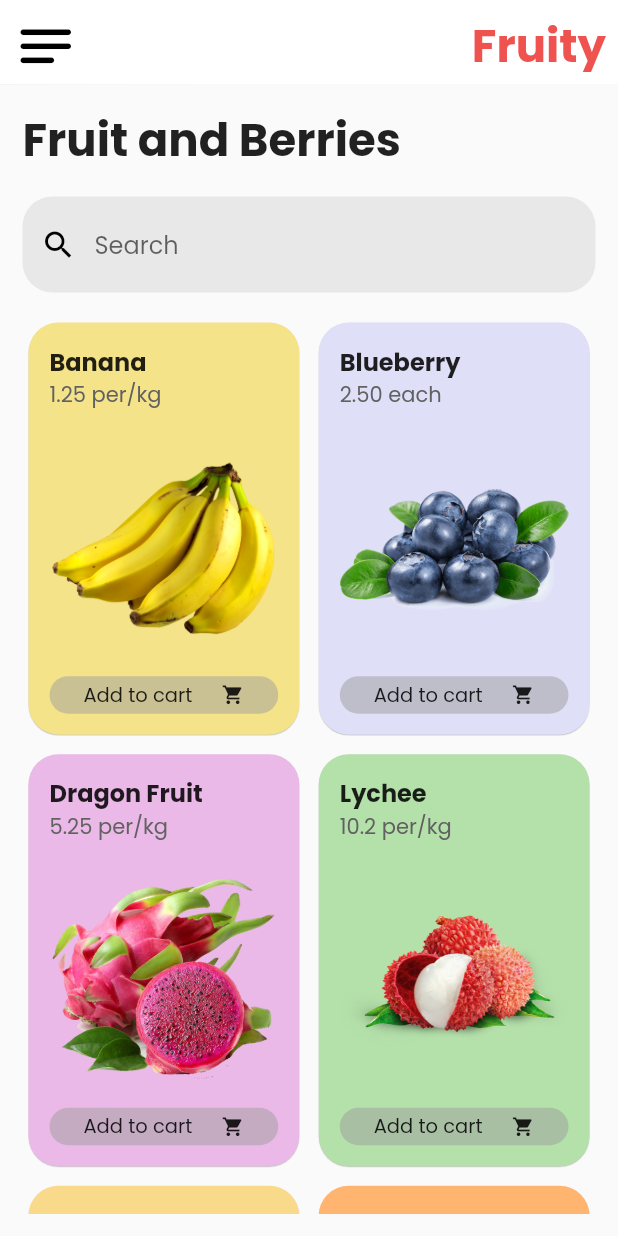
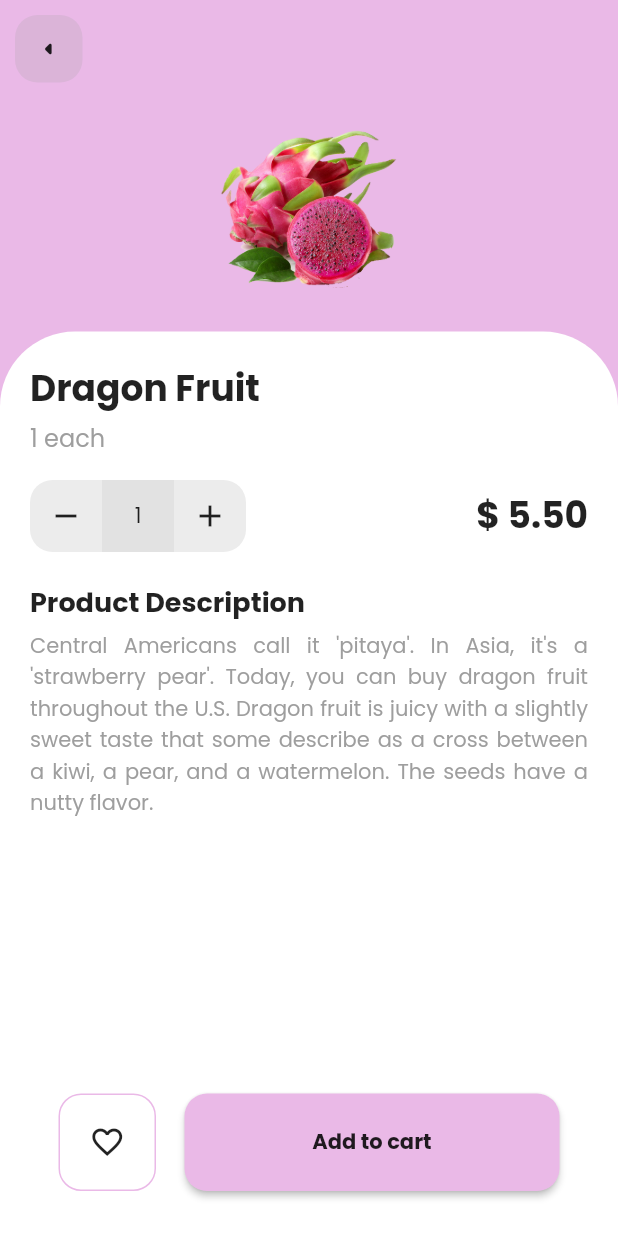
Before and after one commit to fauzirramadan/fruit_shop_ui, a Flutter app: the screen it shows after launch, after a tap on "Dragon Fruit", on a phone screen of 412 x 824 dp. Run offline on Flutter 3.47's test engine with Material 2 defaults, Android fonts, the phone set to English and light mode, and no system bars; drawn by our look-alikes of flutter_advanced_drawer; our stand-ins replace google_fonts.

Commit message:
update 19 juli

```diff
--- a/lib/item.dart
+++ b/lib/item.dart
@@ -3,31 +3,73 @@ import 'package:flutter/widgets.dart';
 class Item {
   String title;
   Color color;
-  String price;
+  double price;
   String priceDeccription;
   String imageAsset;
+  String itemDescription;
+
   // Constructor
   Item(this.title, this.color, this.price, this.priceDeccription,
-      this.imageAsset);
+      this.imageAsset, this.itemDescription);
 }
 
 List<Item> gridItem() {
   return <Item>[
-    Item("Banana", const Color(0xFFF4E389), "1.25 ", "per/kg",
-        "assets/images/bananas.png"),
-    Item("Blueberry", const Color(0xFFDFDFF8), "2.50 ", "each",
-        "assets/images/blueberry.png"),
-    Item("Dragon Fruit", const Color(0xFFEAB9E7), "5.25 ", "per/kg",
-        "assets/images/dragon_fruit.png"),
-    Item("Lychee", const Color(0xFFB4E0AA), "10.2 ", "per/kg",
-        "assets/images/lychee.png"),
-    Item("Mango", const Color(0xFFF8DA8A), "7.6 ", "each",
-        "assets/images/mango.png"),
-    Item("Papaya", const Color(0xFFFFB570), "2.35 ", "each",
-        "assets/images/papaya.png"),
-    Item("Pineapple", const Color(0xFFFCF8D5), "5.75", "per/kg",
-        "assets/images/pineapple.png"),
-    Item("Strawberry", const Color(0xFFFCE0E2), "8.50 ", "per/kg",
-        "assets/images/strawberry.png"),
+    Item(
+        "Banana",
+        const Color(0xFFF4E389),
+        1.25,
+        " per/kg",
+        "assets/images/bananas.png",
+        "A banana is a curved, yellow fruit with a thick skin and soft sweet flesh. If you eat a banana every day for breakfast, your roommate might nickname you 'he monkey'. A banana is a tropical fruit that's quite popular all over the world. It grows in bunches on a banana tree"),
+    Item(
+        "Blueberry",
+        const Color(0xFFDFDFF8),
+        2.50,
+        " each",
+        "assets/images/blueberry.png",
+        "Blueberries are small round berries about 0.2 to 0.6 inches across. Their color can range from blue to purple. They are often eaten fresh but can also be enjoyed frozen, added to a wide variety of baked goods, or juiced or pureed."),
+    Item(
+        "Dragon Fruit",
+        const Color(0xFFEAB9E7),
+        5.5,
+        " per/kg",
+        "assets/images/dragon_fruit.png",
+        "Central Americans call it 'pitaya'. In Asia, it's a 'strawberry pear'. Today, you can buy dragon fruit throughout the U.S. Dragon fruit is juicy with a slightly sweet taste that some describe as a cross between a kiwi, a pear, and a watermelon. The seeds have a nutty flavor."),
+    Item(
+        "Lychee",
+        const Color(0xFFB4E0AA),
+        10.2,
+        " per/kg",
+        "assets/images/lychee.png",
+        "The lychee is a subtropical fruit known for its delicious flavor and sweet juicy aril. It originated in southern China, where it has been cultivated for over 4000 years. The edible portion of the fruit is a white- to cream-colored translucent pulp surrounding a glossy brown seed."),
+    Item(
+        "Mango",
+        const Color(0xFFF8DA8A),
+        7.2,
+        " each",
+        "assets/images/mango.png",
+        "A mango is a sweet tropical fruit, and it's also the name of the trees on which the fruit grows. Ripe mangoes are juicy, fleshy, and delicious. Like peaches and plums, mangoes have an inedible pit at the center. Unlike these other fruits, the skin of a mango is very tough and also inedible."),
+    Item(
+        "Papaya",
+        const Color(0xFFFFB570),
+        2.35,
+        " each",
+        "assets/images/papaya.png",
+        "Papaya is a tropical fruit, having oval or pear shape, measuring between 10 and 20cm and usually weighing between 500 and 1,000g, although it may even weigh up to 5kg. It is a berry of thin skin, of a green yellowish and orange colour. The pulp is of a red orange or yellow colour, sweet and very juicy."),
+    Item(
+        "Pineapple",
+        const Color(0xFFFCF8D5),
+        5.75,
+        " per/kg",
+        "assets/images/pineapple.png",
+        "Pineapples have yellow or white pulp, fleshy, aromatic, juicy and sweet. In the fruit there is a fibrous axis that extends from the crown to the pedicle. Mature pineapples have a very singular fragrance, a beautiful colour and pleasant bittersweet taste."),
+    Item(
+        "Strawberry",
+        const Color(0xFFFCE0E2),
+        8.20,
+        " per/kg",
+        "assets/images/strawberry.png",
+        "Strawberries are soft, sweet, bright red berries. They're also delicious. Strawberries have tiny edible seeds, which grow all over their surface. When ripe, strawberries smell wonderful and taste even better. You can make jam, pie, strawberry shortcake, and more with strawberries."),
   ];
 }
--- a/lib/item_description.dart
+++ b/lib/item_description.dart
@@ -0,0 +1,245 @@
+import 'dart:isolate';
+
+import 'package:flutter/material.dart';
+import 'package:flutter/src/foundation/key.dart';
+import 'package:flutter/src/widgets/framework.dart';
+import 'package:food_shop_ui/item.dart';
+
+class ItemDetail extends StatefulWidget {
+  // pada stateful jika ingin mengakses variabel dibawah ini di widget build harus menggunakan keyword widget terlebih dahulu
+  final Item item;
+  const ItemDetail({Key? key, required this.item}) : super(key: key);
+
+  @override
+  State<ItemDetail> createState() => _ItemDetailState();
+}
+
+class _ItemDetailState extends State<ItemDetail> {
+  bool isFavorite = false;
+  int jumlahItem = 0;
+  double total = 0;
+
+  void addItem() {
+    setState(() {
+      jumlahItem++;
+      total = widget.item.price * jumlahItem;
+    });
+  }
+
+  void removeItem() {
+    setState(() {
+      jumlahItem--;
+      if (jumlahItem <= 0) {
+        jumlahItem = 1;
+        total = total + widget.item.price;
+      }
+      total = total - widget.item.price;
+    });
+  }
+
+  void favorite() {
+    setState(() {
+      isFavorite = !isFavorite;
+    });
+  }
+
+  @override
+  void initState() {
+    // TODO: implement initState
+    super.initState();
+    addItem();
+  }
+
+  @override
+  Widget build(BuildContext context) {
+    return Scaffold(
+      backgroundColor: widget.item.color,
+      body: SafeArea(
+        child: SizedBox(
+          width: double.infinity,
+          child: Column(
+            crossAxisAlignment: CrossAxisAlignment.start,
+            children: [
+              Padding(
+                padding: const EdgeInsets.all(10),
+                child: Row(
+                  mainAxisAlignment: MainAxisAlignment.spaceBetween,
+                  children: [
+                    GestureDetector(
+                      onTap: () {
+                        Navigator.pop(context);
+                      },
+                      child: Container(
+                        height: 45,
+                        width: 45,
+                        decoration: BoxDecoration(
+                            color: Colors.grey.withOpacity(0.2),
+                            borderRadius: BorderRadius.circular(15)),
+                        child: const Icon(Icons.arrow_left_rounded),
+                      ),
+                    ),
+                  ],
+                ),
+              ),
+              const SizedBox(
+                height: 16,
+              ),
+              SizedBox(
+                height: 120,
+                child: Center(
+                  child: Hero(
+                      tag: widget.item.imageAsset,
+                      child: Image.asset(widget.item.imageAsset)),
+                ),
+              ),
+              const SizedBox(height: 20),
+              Expanded(
+                  child: Container(
+                padding: const EdgeInsets.all(20),
+                width: double.infinity,
+                decoration: const BoxDecoration(
+                    color: Colors.white,
+                    borderRadius: BorderRadius.only(
+                        topRight: Radius.circular(50),
+                        topLeft: Radius.circular(50))),
+                child: Column(
+                  crossAxisAlignment: CrossAxisAlignment.start,
+                  children: [
+                    Text(
+                      widget.item.title,
+                      style: const TextStyle(
+                          fontSize: 24, fontWeight: FontWeight.bold),
+                    ),
+                    const SizedBox(
+                      height: 3,
+                    ),
+                    const Text(
+                      "1 each",
+                      style: TextStyle(color: Colors.grey, fontSize: 16),
+                    ),
+                    const SizedBox(
+                      height: 16,
+                    ),
+                    Row(
+                      mainAxisAlignment: MainAxisAlignment.spaceBetween,
+                      children: [
+                        Container(
+                          child: Row(
+                            mainAxisAlignment: MainAxisAlignment.spaceAround,
+                            children: [
+                              GestureDetector(
+                                onTap: removeItem,
+                                child: Container(
+                                  width: 48,
+                                  height: 48,
+                                  decoration: BoxDecoration(
+                                      color: Colors.grey.withOpacity(0.2),
+                                      borderRadius: const BorderRadius.only(
+                                          topLeft: Radius.circular(15),
+                                          bottomLeft: Radius.circular(15))),
+                                  child: const Icon(Icons.remove),
+                                ),
+                              ),
+                              Container(
+                                  width: 48,
+                                  height: 48,
+                                  decoration: BoxDecoration(
+                                      color: Colors.grey.withOpacity(0.3)),
+                                  child: Center(
+                                    child: Text(jumlahItem.toString()),
+                                  )),
+                              GestureDetector(
+                                onTap: addItem,
+                                child: Container(
+                                  width: 48,
+                                  height: 48,
+                                  decoration: BoxDecoration(
+                                      color: Colors.grey.withOpacity(0.2),
+                                      borderRadius: const BorderRadius.only(
+                                          topRight: Radius.circular(15),
+                                          bottomRight: Radius.circular(15))),
+                                  child: const Icon(Icons.add),
+                                ),
+                              ),
+                            ],
+                          ),
+                        ),
+                        Text(
+                          // mengambil 2 angka saja
+                          "\$ ${total.toStringAsFixed(2)}",
+                          style: const TextStyle(
+                              fontSize: 24, fontWeight: FontWeight.bold),
+                        )
+                      ],
+                    ),
+                    const SizedBox(
+                      height: 20,
+                    ),
+                    const Text(
+                      "Product Description",
+                      style:
+                          TextStyle(fontSize: 18, fontWeight: FontWeight.bold),
+                    ),
+                    const SizedBox(
+                      height: 5,
+                    ),
+                    Container(
+                      height: 150,
+                      // agar text bisa di scroll
+                      child: SingleChildScrollView(
+                        child: Text(
+                          widget.item.itemDescription,
+                          style: TextStyle(color: Colors.grey),
+                          textAlign: TextAlign.justify,
+                        ),
+                      ),
+                    ),
+                    const Spacer(),
+                    Container(
+                      margin: const EdgeInsets.only(bottom: 10),
+                      child: Row(
+                        mainAxisAlignment: MainAxisAlignment.spaceEvenly,
+                        children: [
+                          Container(
+                            decoration: BoxDecoration(
+                                borderRadius: BorderRadius.circular(15),
+                                border: Border.all(color: widget.item.color)),
+                            width: 65,
+                            height: 65,
+                            child: IconButton(
+                              onPressed: () {
+                                favorite();
+                              },
+                              icon: isFavorite
+                                  ? Icon(
+                                      Icons.favorite,
+                                      color: widget.item.color,
+                                    )
+                                  : const Icon(Icons.favorite_border),
+                            ),
+                          ),
+                          MaterialButton(
+                            shape: RoundedRectangleBorder(
+                                borderRadius: BorderRadius.circular(15)),
+                            height: 65,
+                            minWidth: 250,
+                            color: widget.item.color,
+                            onPressed: () {},
+                            child: const Text(
+                              "Add to cart",
+                              style: TextStyle(fontWeight: FontWeight.bold),
+                            ),
+                          )
+                        ],
+                      ),
+                    )
+                  ],
+                ),
+              ))
+            ],
+          ),
+        ),
+      ),
+    );
+  }
+}
--- a/lib/main.dart
+++ b/lib/main.dart
@@ -1,5 +1,6 @@
 import 'package:flutter/material.dart';
 import 'package:food_shop_ui/item.dart';
+import 'package:food_shop_ui/item_description.dart';
 import 'package:google_fonts/google_fonts.dart';
 import 'package:flutter_advanced_drawer/flutter_advanced_drawer.dart';
 
@@ -20,7 +21,7 @@ class MyApp extends StatelessWidget {
         visualDensity: VisualDensity.adaptivePlatformDensity,
         textTheme: GoogleFonts.poppinsTextTheme(),
       ),
-      home: HomePage(),
+      home: const HomePage(),
     );
   }
 }
@@ -140,7 +141,7 @@ class _HomePageState extends State<HomePage> {
                   duration: const Duration(milliseconds: 250),
                   child: Icon(
                     value.visible ? Icons.clear : Icons.notes_rounded,
-                    size: 45,
+                    size: 40,
                     color: Colors.black,
                     key: ValueKey<bool>(value.visible),
                   ),
@@ -167,7 +168,7 @@ class _HomePageState extends State<HomePage> {
             crossAxisAlignment: CrossAxisAlignment.start,
             children: [
               const Text(
-                "Fruit and Berries",
+                "Fruit and berries",
                 style: TextStyle(fontSize: 30, fontWeight: FontWeight.bold),
               ),
               const SizedBox(
@@ -197,8 +198,9 @@ class _HomePageState extends State<HomePage> {
                   mainAxisSpacing: 5,
                   physics: const BouncingScrollPhysics(),
                   crossAxisCount: 2,
-                  children:
-                      gridItem().map((item) => getGridItem(item)).toList(),
+                  children: gridItem()
+                      .map((item) => getGridItem(item, context))
+                      .toList(),
                 ),
               )
             ],
@@ -209,9 +211,16 @@ class _HomePageState extends State<HomePage> {
   }
 }
 
-Widget getGridItem(Item item) {
+Widget getGridItem(Item item, BuildContext context) {
   return GestureDetector(
-    onTap: () {},
+    onTap: () {
+      Navigator.push(
+          context,
+          MaterialPageRoute(
+              builder: (_) => ItemDetail(
+                    item: item,
+                  )));
+    },
     child: Card(
       shape: RoundedRectangleBorder(borderRadius: BorderRadius.circular(20)),
       color: item.color,
@@ -227,13 +236,15 @@ Widget getGridItem(Item item) {
               style: const TextStyle(fontWeight: FontWeight.bold, fontSize: 16),
             ),
             Text(
-              item.price + item.priceDeccription,
+              item.price.toString() + item.priceDeccription,
               style: TextStyle(color: Colors.grey[700]),
             ),
             const SizedBox(
               height: 8,
             ),
-            Expanded(child: Image.asset(item.imageAsset)),
+            Expanded(
+                child: Hero(
+                    tag: item.imageAsset, child: Image.asset(item.imageAsset))),
             InkWell(
               onTap: () {},
               child: Container(
```
